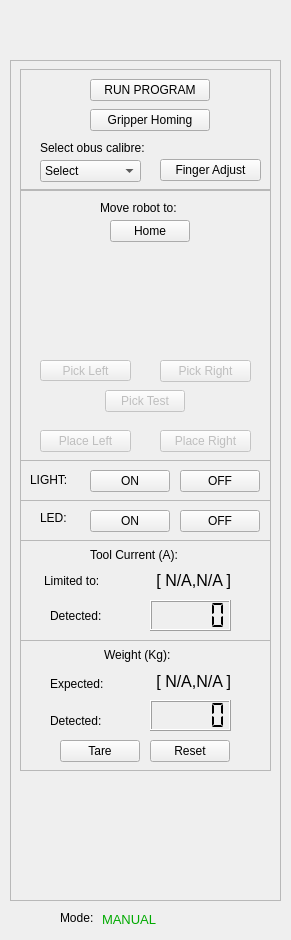
asoriano1/rqt_kuka, file resource/RqtKuka.ui: the form before one commit.
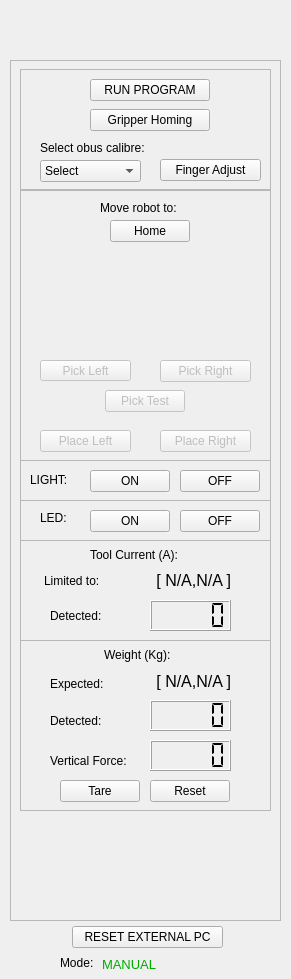
The form after the commit. Icons and pictures are not drawn.

Commit message: added reset extenal pc button

Diff of the .ui file:
```diff
--- a/resource/RqtKuka.ui
+++ b/resource/RqtKuka.ui
@@ -7,7 +7,7 @@
     <x>0</x>
     <y>0</y>
     <width>291</width>
-    <height>940</height>
+    <height>979</height>
    </rect>
   </property>
   <property name="windowTitle">
@@ -23,7 +23,7 @@
      <x>0</x>
      <y>0</y>
      <width>291</width>
-     <height>931</height>
+     <height>981</height>
     </rect>
    </property>
    <widget class="QFrame" name="frame">
@@ -32,7 +32,7 @@
       <x>10</x>
       <y>60</y>
       <width>271</width>
-      <height>841</height>
+      <height>861</height>
      </rect>
     </property>
     <property name="frameShape">
@@ -199,7 +199,7 @@
      <property name="geometry">
       <rect>
        <x>50</x>
-       <y>680</y>
+       <y>720</y>
        <width>80</width>
        <height>22</height>
       </rect>
@@ -215,7 +215,7 @@
      <property name="geometry">
       <rect>
        <x>140</x>
-       <y>680</y>
+       <y>720</y>
        <width>80</width>
        <height>22</height>
       </rect>
@@ -267,7 +267,7 @@
        <x>10</x>
        <y>580</y>
        <width>251</width>
-       <height>131</height>
+       <height>171</height>
       </rect>
      </property>
      <property name="frameShape">
@@ -326,6 +326,24 @@
        <set>Qt::AlignRight|Qt::AlignTrailing|Qt::AlignVCenter</set>
       </property>
      </widget>
+     <widget class="QLabel" name="weight_label_3">
+      <property name="geometry">
+       <rect>
+        <x>30</x>
+        <y>110</y>
+        <width>101</width>
+        <height>21</height>
+       </rect>
+      </property>
+      <property name="text">
+       <string>Vertical Force:</string>
+      </property>
+     </widget>
+     <zorder>weight_label_2</zorder>
+     <zorder>weight_label_expected</zorder>
+     <zorder>weight_label_expected_var</zorder>
+     <zorder>weight_lcdNumber_2</zorder>
+     <zorder>weight_label_3</zorder>
     </widget>
     <widget class="QPushButton" name="Pick_Right_Button">
      <property name="enabled">
@@ -687,9 +705,9 @@
      <property name="geometry">
       <rect>
        <x>20</x>
-       <y>730</y>
+       <y>760</y>
        <width>231</width>
-       <height>101</height>
+       <height>91</height>
       </rect>
      </property>
      <property name="text">
@@ -845,6 +863,22 @@
       </property>
      </widget>
     </widget>
+    <widget class="QLCDNumber" name="vertforce_lcdNumber">
+     <property name="geometry">
+      <rect>
+       <x>140</x>
+       <y>680</y>
+       <width>81</width>
+       <height>31</height>
+      </rect>
+     </property>
+     <property name="styleSheet">
+      <string notr="true"/>
+     </property>
+     <property name="segmentStyle">
+      <enum>QLCDNumber::Flat</enum>
+     </property>
+    </widget>
     <zorder>frame_9</zorder>
     <zorder>frame_6</zorder>
     <zorder>frame_5</zorder>
@@ -935,7 +969,7 @@
     <property name="geometry">
      <rect>
       <x>60</x>
-      <y>910</y>
+      <y>955</y>
       <width>41</width>
       <height>16</height>
      </rect>
@@ -948,7 +982,7 @@
     <property name="geometry">
      <rect>
       <x>102</x>
-      <y>909</y>
+      <y>954</y>
       <width>151</width>
       <height>20</height>
      </rect>
@@ -968,6 +1002,22 @@
      <string>MANUAL</string>
     </property>
    </widget>
+   <widget class="QPushButton" name="Reset_Ext_Button">
+    <property name="enabled">
+     <bool>true</bool>
+    </property>
+    <property name="geometry">
+     <rect>
+      <x>72</x>
+      <y>926</y>
+      <width>151</width>
+      <height>22</height>
+     </rect>
+    </property>
+    <property name="text">
+     <string>RESET EXTERNAL PC</string>
+    </property>
+   </widget>
   </widget>
  </widget>
  <resources/>
```
Left out of the diff: 1 changed line with no effect on the pictures. The commit also changes 1 other file.
